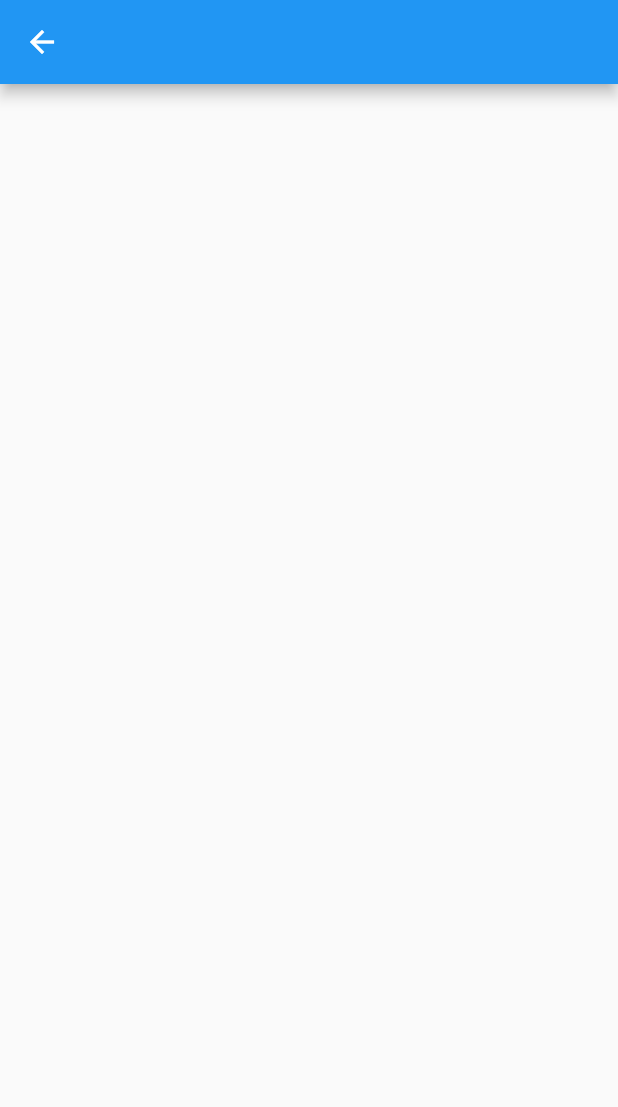
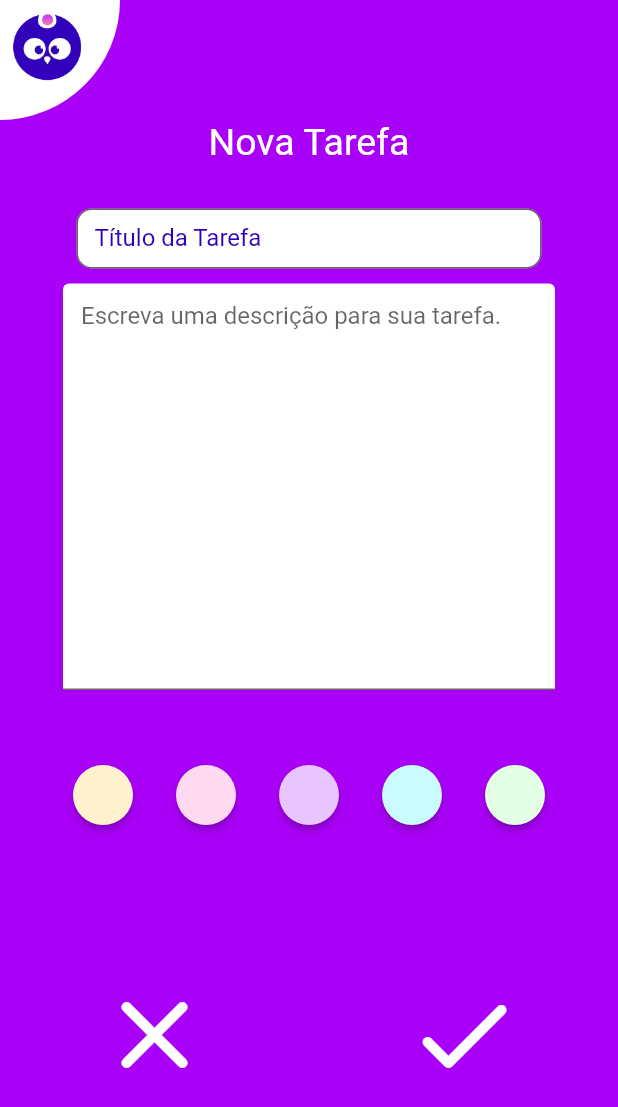
Before and after one commit to FIXER3600/App_ToDo_Lovepeople, a Flutter app: the TodoRegister screen opened directly, on a phone screen of 412 x 824 dp. Shown: the top 1107 px of the screen. Run offline on Flutter 3.47's test engine with Material 2 defaults, Android fonts, the phone set to English and light mode, and no system bars; Roboto replaces fonts that are missing (verdana_regular).

Commit message:
tela de resgistrar tarefa

```diff
--- a/lib/main.dart
+++ b/lib/main.dart
@@ -1,5 +1,7 @@
 import 'package:app_todo_lovepeople/view/pages/signup.dart';
 import 'package:app_todo_lovepeople/view/pages/signup_succsess.dart';
+import 'package:app_todo_lovepeople/view/pages/task_list.dart';
+import 'package:app_todo_lovepeople/view/pages/todo_register.dart';
 import 'package:flutter/material.dart';
 
 void main() {
@@ -15,10 +17,11 @@ class MyApp extends StatelessWidget {
     return MaterialApp(
       title: 'ToDo Lovepeople',
       debugShowCheckedModeBanner: false,
-      initialRoute: 'signup',
+      initialRoute: 'todo_register',
       routes: {
+        'todo_register': (context) => const TodoRegister(),
         'signup': (context) => const Signup(),
-        'success': (context) => const SignupSuccsess(),
+        'succsess': (context) => const SignupSuccsess(),
       },
       theme: ThemeData(
         primarySwatch: Colors.blue,
--- a/lib/view/pages/task_register.dart
+++ /dev/null
@@ -1,14 +0,0 @@
-import 'package:flutter/material.dart';
-
-class TodoRegister extends StatelessWidget {
-
-  const TodoRegister({ super.key });
-
-   @override
-   Widget build(BuildContext context) {
-       return Scaffold(
-           appBar: AppBar(title: const Text(''),),
-           body: Container(),
-       );
-  }
-}
--- /dev/null
+++ b/lib/view/pages/todo_register.dart
@@ -0,0 +1,152 @@
+// ignore_for_file: equal_elements_in_set
+
+import 'package:app_todo_lovepeople/view/widgets/textformfield.dart';
+import 'package:flutter/material.dart';
+import 'dart:ui';
+
+import 'package:flutter/services.dart';
+
+class TodoRegister extends StatefulWidget {
+  const TodoRegister({super.key});
+
+  @override
+  State<TodoRegister> createState() => _TodoRegisterState();
+}
+
+class _TodoRegisterState extends State<TodoRegister> {
+  final TextEditingController titulotarefa = TextEditingController();
+  final TextEditingController descricaotarefa = TextEditingController();
+
+  //setFullScreen() {
+  //SystemChrome.setEnabledSystemUIMode(SystemUiMode.leanBack,
+  //overlays: [SystemUiOverlay.top, SystemUiOverlay.bottom]);
+  //}
+
+  @override
+  Widget build(BuildContext context) {
+    //setFullScreen();
+
+    double left;
+    double top;
+    double right;
+
+    return Scaffold(
+      backgroundColor: const Color.fromRGBO(169, 1, 247, 1),
+      body: Column(children: [
+        Row(
+          children: [
+            Container(
+              padding: EdgeInsets.all(3),
+              child: Align(
+                alignment: Alignment.topLeft,
+                child: Image.asset(
+                  'lib/view/assets/images/logo.png',
+                  scale: 9,
+                ),
+              ),
+              width: 80,
+              height: 80,
+              decoration: const BoxDecoration(
+                color: Colors.white,
+                borderRadius: BorderRadius.only(
+                  bottomRight: Radius.circular(80),
+                ),
+              ),
+            ),
+          ],
+        ),
+        Row(
+          mainAxisAlignment: MainAxisAlignment.center,
+          children: [
+            const Text(
+              'Nova Tarefa',
+              style: TextStyle(color: Colors.white, fontSize: 25),
+            ),
+          ],
+        ),
+        const SizedBox(
+          height: 30,
+        ),
+        Textformfield(
+          controller: titulotarefa,
+          message: '',
+          label: 'Título da Tarefa',
+          height: 10,
+        ),
+        Padding(
+          padding: const EdgeInsets.only(left: 42.0, right: 42.0),
+          child: TextField(
+            controller: descricaotarefa,
+            keyboardType: TextInputType.multiline,
+            maxLines: 13,
+            decoration: InputDecoration(
+                filled: true,
+                fillColor: Colors.white,
+                hintText: "Escreva uma descrição para sua tarefa.",
+                focusedBorder: OutlineInputBorder(
+                  borderRadius: BorderRadius.circular(10),
+                )),
+          ),
+        ),
+        const SizedBox(
+          height: 40,
+        ),
+        Center(
+          child: Padding(
+            padding: const EdgeInsets.only(
+              left: 20.0,
+              right: 20.0,
+            ),
+            child: Row(
+              mainAxisAlignment: MainAxisAlignment.spaceEvenly,
+              children: [
+                _constroibotao('', color: Color(0xFFFFF2CC)),
+                _constroibotao('', color: Color(0XFFFFD9F0)),
+                _constroibotao('', color: Color(0XFFE8C5FF)),
+                _constroibotao('', color: Color(0XFFCAFBFF)),
+                _constroibotao('', color: Color(0XFFE3FFE6)),
+              ],
+            ),
+          ),
+        ),
+        const SizedBox(
+          height: 90,
+        ),
+        Row(mainAxisAlignment: MainAxisAlignment.spaceAround, children: [
+          const Icon(
+            Icons.clear_rounded,
+            size: 80,
+            color: Colors.white,
+          ),
+          const Icon(
+            Icons.check_rounded,
+            size: 80,
+            color: Colors.white,
+          ),
+        ]),
+      ]),
+    );
+  }
+}
+
+Widget _constroibotao(String text, {Color color = Colors.grey}) {
+  return SizedBox(
+    width: 40,
+    height: 60,
+    child: ElevatedButton(
+      onPressed: () {},
+      style: ButtonStyle(
+        shape: MaterialStateProperty.all(
+          const CircleBorder(),
+        ),
+        backgroundColor: MaterialStateProperty.all(color),
+      ),
+      child: Text(""),
+    ),
+  );
+}
+
+//GestureDetector(
+         // onTap: () {
+           // Navigator.of(context).popAndPushNamed('\task_list');
+          //},
```
